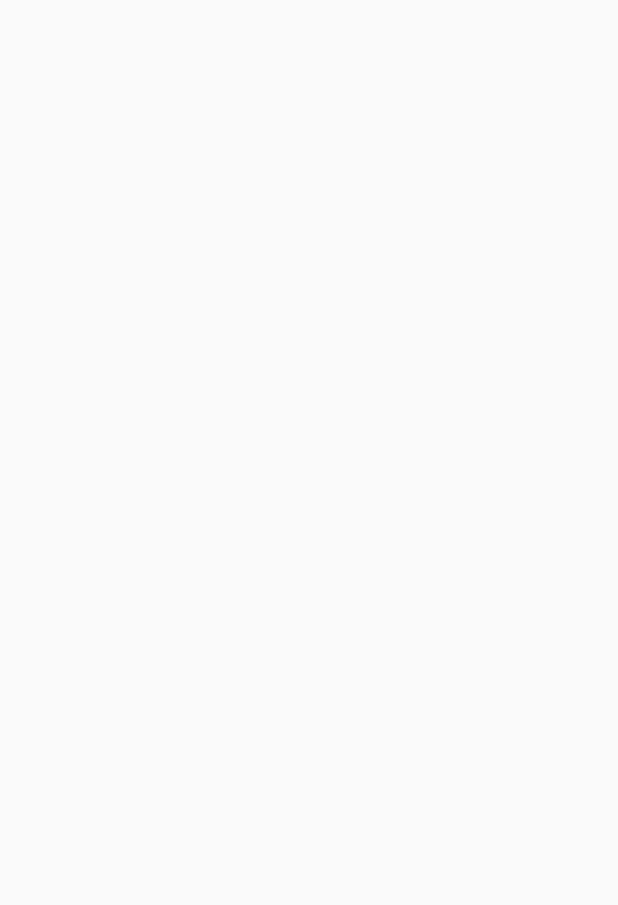
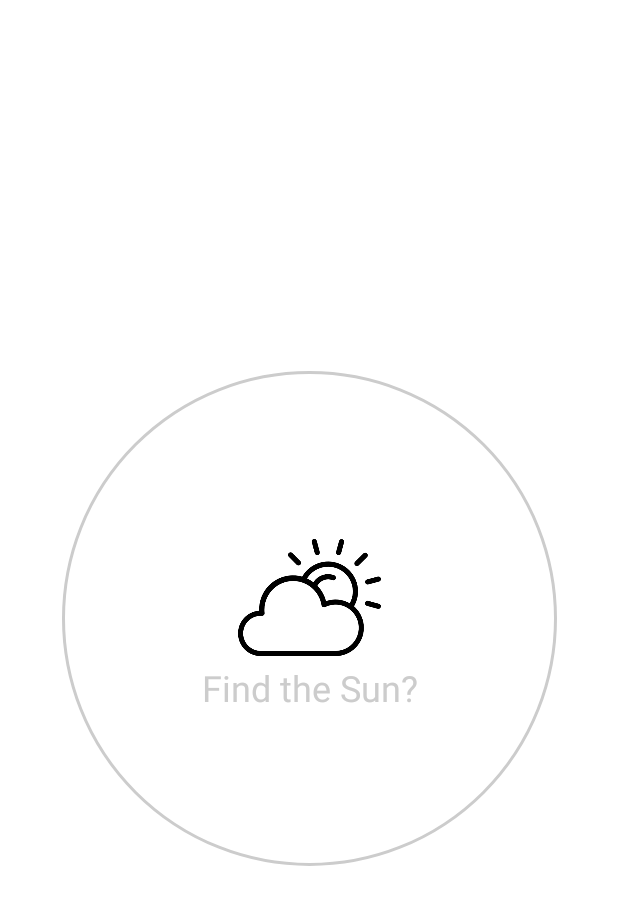
Before and after one commit to adrixpho/weatherKotlinApp, an Android app built with Jetpack Compose: the screen it shows after launch (MainActivity), on a phone screen of 412 x 824 dp. Before the commit the part shown is empty. Shown: the top 905 px of the screen. Run offline under Robolectric (Android 15) with nearby library versions, the phone set to English and light mode, and no system bars; our stand-ins replace Dagger/Hilt's generated code.

Commit message:
Added Navigation and Splash Screen

```diff
--- a/app/build.gradle
+++ b/app/build.gradle
@@ -90,4 +90,7 @@ dependencies {
 
     //OkHttp
     implementation 'com.squareup.okhttp3:okhttp:4.10.0'
+
+    //Navigation
+    implementation 'androidx.navigation:navigation-compose:2.5.3'
 }
--- a/app/src/main/AndroidManifest.xml
+++ b/app/src/main/AndroidManifest.xml
@@ -5,6 +5,7 @@
     <uses-permission android:name="android.permission.INTERNET" />
 
     <application
+        android:name=".WeatherApplication"
         android:allowBackup="true"
         android:dataExtractionRules="@xml/data_extraction_rules"
         android:fullBackupContent="@xml/backup_rules"
--- a/app/src/main/java/com/example/weatherappkotlin/MainActivity.kt
+++ b/app/src/main/java/com/example/weatherappkotlin/MainActivity.kt
@@ -3,21 +3,41 @@ package com.example.weatherappkotlin
 import android.os.Bundle
 import androidx.activity.ComponentActivity
 import androidx.activity.compose.setContent
+import androidx.compose.foundation.layout.Arrangement
+import androidx.compose.foundation.layout.Column
 import androidx.compose.foundation.layout.fillMaxSize
 import androidx.compose.material.MaterialTheme
 import androidx.compose.material.Surface
 import androidx.compose.material.Text
 import androidx.compose.runtime.Composable
+import androidx.compose.ui.Alignment
 import androidx.compose.ui.Modifier
 import androidx.compose.ui.tooling.preview.Preview
+import com.example.weatherappkotlin.navigation.WeatherNavigation
 import com.example.weatherappkotlin.ui.theme.WeatherAppKotlinTheme
+import dagger.hilt.android.AndroidEntryPoint
 
+@AndroidEntryPoint
 class MainActivity : ComponentActivity() {
     override fun onCreate(savedInstanceState: Bundle?) {
         super.onCreate(savedInstanceState)
         setContent {
-            WeatherAppKotlinTheme {
+            WeatherApp()
+        }
+    }
+}
+
+@Composable
+fun WeatherApp() {
+    WeatherAppKotlinTheme {
+        Surface(color = MaterialTheme.colors.background, modifier = Modifier.fillMaxSize()) {
+            Column(
+                verticalArrangement = Arrangement.Center,
+                horizontalAlignment = Alignment.CenterHorizontally
+            ) {
+                WeatherNavigation()
             }
+
         }
     }
 }
@@ -25,6 +45,5 @@ class MainActivity : ComponentActivity() {
 @Preview(showBackground = true)
 @Composable
 fun DefaultPreview() {
-    WeatherAppKotlinTheme {
-    }
+    WeatherApp()
 }
--- a/app/src/main/java/com/example/weatherappkotlin/WeatherApplication.kt
+++ b/app/src/main/java/com/example/weatherappkotlin/WeatherApplication.kt
@@ -1,3 +1,7 @@
 package com.example.weatherappkotlin
 
-class WeatherApplication {}
+import android.app.Application
+import dagger.hilt.android.HiltAndroidApp
+
+@HiltAndroidApp
+class WeatherApplication: Application() {}
--- /dev/null
+++ b/app/src/main/java/com/example/weatherappkotlin/di/AppModule.kt
@@ -0,0 +1,3 @@
+package com.example.weatherappkotlin.di
+
+class AppModule {}
--- /dev/null
+++ b/app/src/main/java/com/example/weatherappkotlin/navigation/WeatherNavigation.kt
@@ -0,0 +1,24 @@
+package com.example.weatherappkotlin.navigation
+
+import androidx.compose.runtime.Composable
+import androidx.navigation.compose.NavHost
+import androidx.navigation.compose.composable
+import androidx.navigation.compose.rememberNavController
+import com.example.weatherappkotlin.screens.WeatherSplashScreen
+
+//This contains the nav controller
+@Composable
+fun WeatherNavigation() {
+    val navController = rememberNavController()
+
+    //Place where we are going to put all the screens ( Host all the navigation )
+    NavHost(navController = navController, startDestination = WeatherScreens.SplashScreen.name) {
+        composable(WeatherScreens.SplashScreen.name) {
+            WeatherSplashScreen(navController = navController)
+        }
+
+        composable(WeatherScreens.SplashScreen.name) {
+            WeatherSplashScreen(navController = navController)
+        }
+    }
+}
--- /dev/null
+++ b/app/src/main/java/com/example/weatherappkotlin/navigation/WeatherScreens.kt
@@ -0,0 +1,10 @@
+package com.example.weatherappkotlin.navigation
+
+enum class WeatherScreens {
+    SplashScreen,
+    MainScreen,
+    AboutScreen,
+    FavoriteScreen,
+    SearchScreen,
+    SettingsScreen
+}
--- /dev/null
+++ b/app/src/main/java/com/example/weatherappkotlin/screens/WeatherSplashScreen.kt
@@ -0,0 +1,51 @@
+package com.example.weatherappkotlin.screens
+
+import androidx.compose.foundation.BorderStroke
+import androidx.compose.foundation.Image
+import androidx.compose.foundation.layout.Arrangement
+import androidx.compose.foundation.layout.Column
+import androidx.compose.foundation.layout.padding
+import androidx.compose.foundation.layout.size
+import androidx.compose.foundation.shape.CircleShape
+import androidx.compose.material.MaterialTheme
+import androidx.compose.material.Surface
+import androidx.compose.material.Text
+import androidx.compose.runtime.Composable
+import androidx.compose.ui.Alignment
+import androidx.compose.ui.Modifier
+import androidx.compose.ui.graphics.Color
+import androidx.compose.ui.layout.ContentScale
+import androidx.compose.ui.res.painterResource
+import androidx.compose.ui.unit.dp
+import androidx.navigation.NavController
+import com.example.weatherappkotlin.R
+
+@Composable
+fun WeatherSplashScreen(navController: NavController) {
+    Surface(
+        modifier = Modifier
+            .padding(15.dp)
+            .size(330.dp),
+        shape = CircleShape,
+        color = Color.White,
+        border = BorderStroke(width = 2.dp, color = Color.LightGray)
+    ) {
+        Column(
+            modifier = Modifier.padding(1.dp),
+            horizontalAlignment = Alignment.CenterHorizontally,
+            verticalArrangement = Arrangement.Center
+        ) {
+            Image(
+                painter = painterResource(id = R.drawable.sun),
+                contentDescription = null,
+                contentScale = ContentScale.Fit,
+                modifier = Modifier.size(95.dp)
+            )
+            Text(
+                text = "Find the Sun?",
+                style = MaterialTheme.typography.h5,
+                color = Color.LightGray
+            )
+        }
+    }
+}
```
Also changed, not shown: app/src/main/res/drawable/humidity.png (added), app/src/main/res/drawable/pressure.png (added), app/src/main/res/drawable/rain.png (added), app/src/main/res/drawable/sun.png (added), app/src/main/res/drawable/sunrise.png (added), app/src/main/res/drawable/sunset.png (added), app/src/main/res/drawable/wind.png (added).
